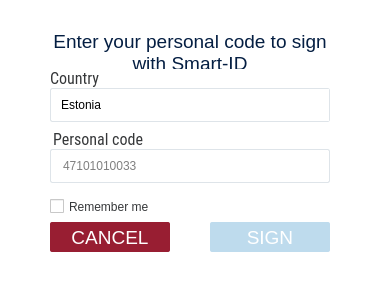
Above: client/dialogs/SmartIDDialog.ui from open-eid/DigiDoc4-Client before the change. Below: the same form after it.
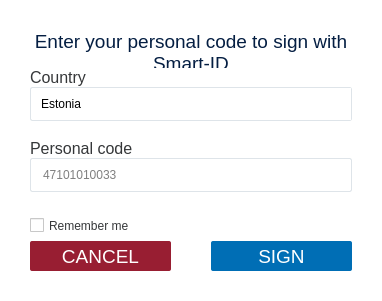
That is the form after the change. Icons and pictures are not drawn. Custom widgets are drawn as their Qt base class.

Commit message:
More verbose error messages (#1103)
IB-7308

Diff of the .ui file:
```diff
--- a/client/dialogs/SmartIDDialog.ui
+++ b/client/dialogs/SmartIDDialog.ui
@@ -9,8 +9,8 @@
    <rect>
     <x>0</x>
     <y>0</y>
-    <width>380</width>
-    <height>282</height>
+    <width>382</width>
+    <height>301</height>
    </rect>
   </property>
   <property name="windowTitle">
@@ -27,6 +27,12 @@
 border: 1px solid #DEE4E9;
 border-radius: 2px;
 }
+#labelCode, #labelCountry {
+color: #353739
+}
+#errorCode, #errorCountry {
+color: #c53e3e
+}
 QComboBox QWidget#popup {
 background-color: transparent;
 }
@@ -88,13 +94,13 @@
     <number>0</number>
    </property>
    <property name="leftMargin">
-    <number>50</number>
+    <number>30</number>
    </property>
    <property name="topMargin">
     <number>30</number>
    </property>
    <property name="rightMargin">
-    <number>50</number>
+    <number>30</number>
    </property>
    <property name="bottomMargin">
     <number>30</number>
@@ -130,8 +136,8 @@
      </property>
      <property name="sizeHint" stdset="0">
       <size>
-       <width>20</width>
-       <height>67</height>
+       <width>0</width>
+       <height>8</height>
       </size>
      </property>
     </spacer>
@@ -140,13 +146,9 @@
     <widget class="QLabel" name="labelCountry">
      <property name="font">
       <font>
-       <family>Roboto Condensed</family>
        <pointsize>12</pointsize>
       </font>
      </property>
-     <property name="styleSheet">
-      <string notr="true">color: #353739;</string>
-     </property>
      <property name="text">
       <string>Country</string>
      </property>
@@ -180,18 +182,22 @@
      </item>
     </widget>
    </item>
+   <item>
+    <widget class="QLabel" name="errorCountry">
+     <property name="font">
+      <font>
+       <pointsize>12</pointsize>
+      </font>
+     </property>
+    </widget>
+   </item>
    <item>
     <widget class="QLabel" name="labelCode">
      <property name="font">
       <font>
-       <family>Roboto Condensed</family>
        <pointsize>12</pointsize>
       </font>
      </property>
-     <property name="styleSheet">
-      <string notr="true">color: #353739;
-padding-top: 8px;</string>
-     </property>
      <property name="text">
       <string>Personal code</string>
      </property>
@@ -214,20 +220,13 @@
     </widget>
    </item>
    <item>
-    <spacer name="verticalSpacer">
-     <property name="orientation">
-      <enum>Qt::Vertical</enum>
+    <widget class="QLabel" name="errorCode">
+     <property name="font">
+      <font>
+       <pointsize>12</pointsize>
+      </font>
      </property>
-     <property name="sizeType">
-      <enum>QSizePolicy::Fixed</enum>
-     </property>
-     <property name="sizeHint" stdset="0">
-      <size>
-       <width>20</width>
-       <height>8</height>
-      </size>
-     </property>
-    </spacer>
+    </widget>
    </item>
    <item>
     <widget class="CheckBox" name="cbRemember">
@@ -246,8 +245,8 @@
      </property>
      <property name="sizeHint" stdset="0">
       <size>
-       <width>20</width>
-       <height>66</height>
+       <width>0</width>
+       <height>8</height>
       </size>
      </property>
     </spacer>
@@ -261,7 +260,7 @@
       <widget class="QPushButton" name="cancel">
        <property name="minimumSize">
         <size>
-         <width>120</width>
+         <width>0</width>
          <height>30</height>
         </size>
        </property>
@@ -300,12 +299,9 @@
      </item>
      <item>
       <widget class="QPushButton" name="sign">
-       <property name="enabled">
-        <bool>false</bool>
-       </property>
        <property name="minimumSize">
         <size>
-         <width>120</width>
+         <width>0</width>
          <height>30</height>
         </size>
        </property>
```
Left out of the diff: 3 changed lines with no effect on the pictures. The commit also changes 20 other files.
